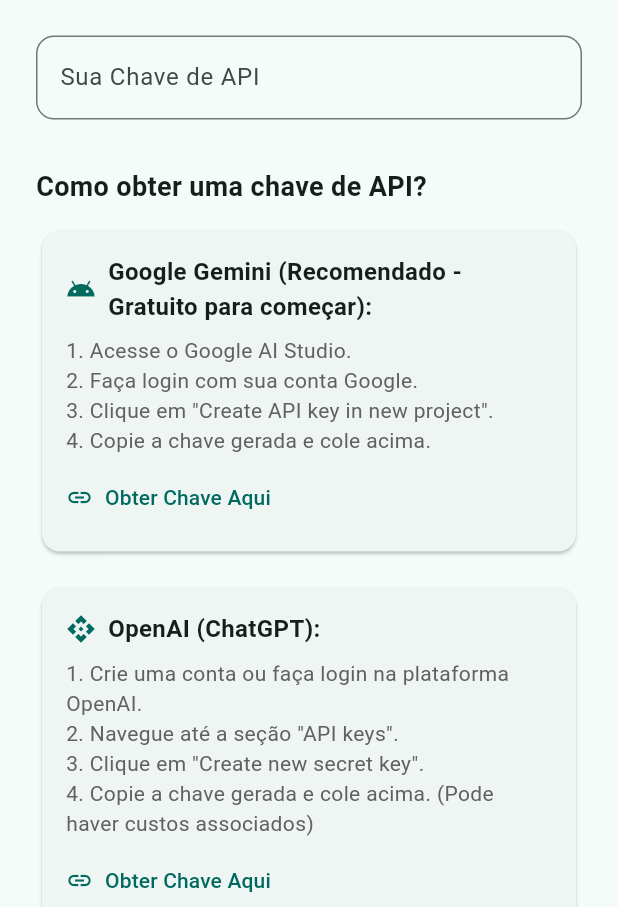
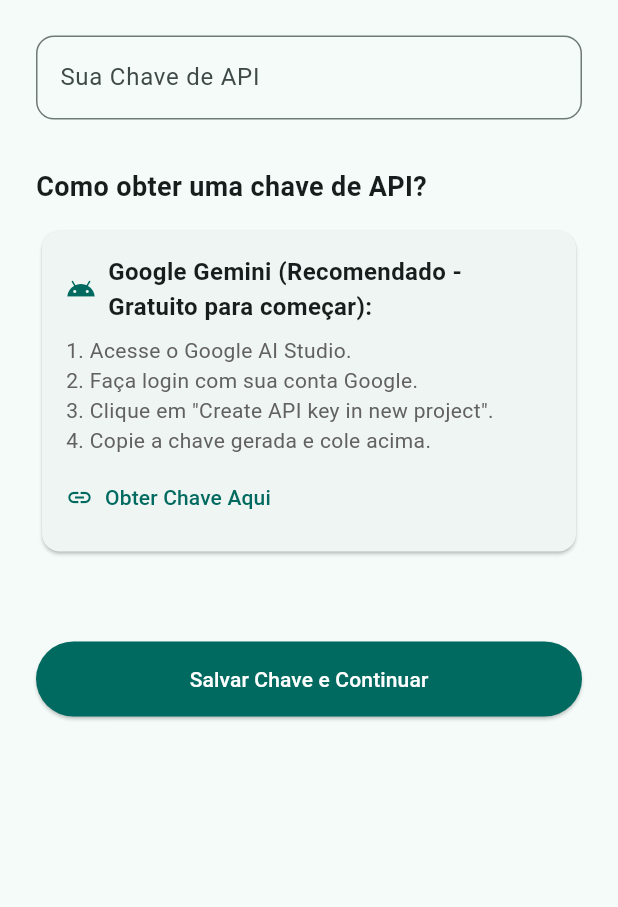
Before and after one commit to Moodly-project/moodly-backup, a Flutter app: the ApiKeySetupScreen screen opened directly, on a phone screen of 412 x 824 dp, the part 329-1236 px from its top. Run offline on Flutter 3.47's test engine with Material 3 defaults, Android fonts, the light colour scheme and no system bars; our stand-ins replace fl_chart, flutter_secure_storage, google_generative_ai; accounts and stored records are empty.

Commit message:
Remoção da opção do GPT por não conseguirmos implementar

```diff
--- a/lib/screens/auth/api_key_setup_screen.dart
+++ b/lib/screens/auth/api_key_setup_screen.dart
@@ -89,12 +89,13 @@
                 icon: Icons.android, // Ícone exemplo
               ),
                const SizedBox(height: 16),
-              _buildInstructionTile(
-                title: 'OpenAI (ChatGPT):',
-                url: 'https://platform.openai.com/api-keys',
-                instructions: '1. Crie uma conta ou faça login na plataforma OpenAI.\n2. Navegue até a seção "API keys".\n3. Clique em "Create new secret key".\n4. Copie a chave gerada e cole acima. (Pode haver custos associados)',
-                icon: Icons.api, // Ícone exemplo
-              ),
+              // REMOVIDO: Card de instruções para OpenAI
+              // _buildInstructionTile(
+              //   title: 'OpenAI (ChatGPT):',
+              //   url: 'https://platform.openai.com/api-keys',
+              //   instructions: '1. Crie uma conta ou faça login na plataforma OpenAI.\n2. Navegue até a seção "API keys".\n3. Clique em "Create new secret key".\n4. Copie a chave gerada e cole acima. (Pode haver custos associados)',
+              //   icon: Icons.api, // Ícone exemplo
+              // ),
 
               const SizedBox(height: 40),
               Center(
```
Also changed, not shown: 1 other file.
